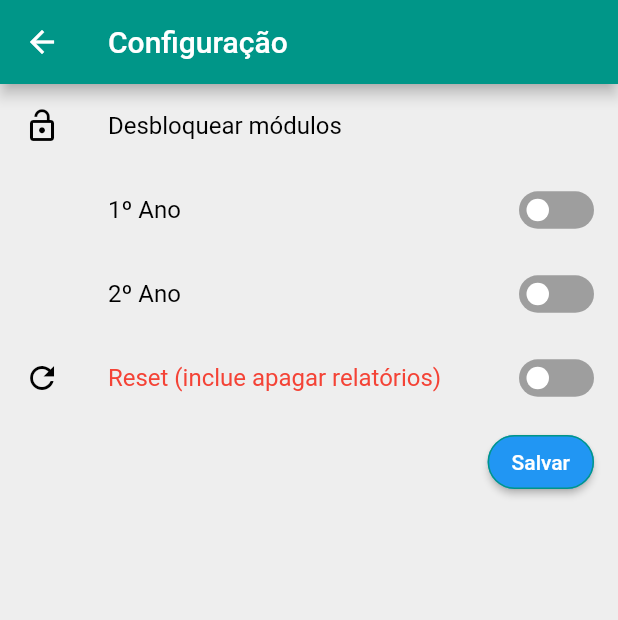
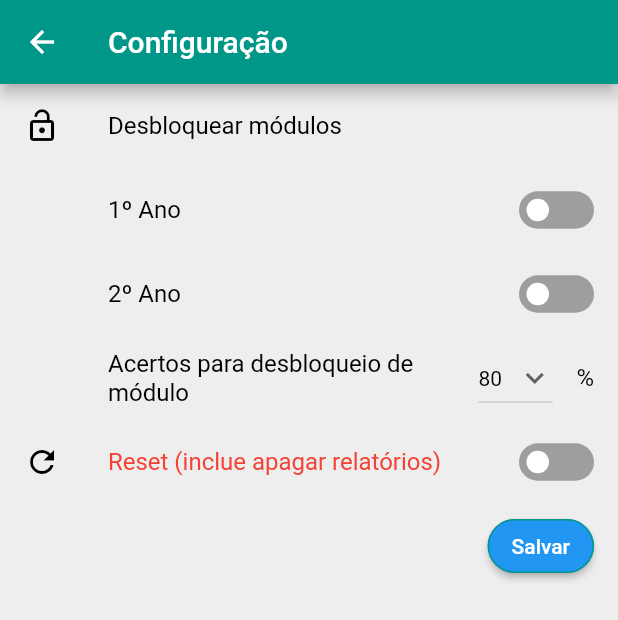
Before and after one commit to fabiochen/litera, a Flutter app: the PageSettings screen opened by its route, on a phone screen of 412 x 824 dp. Shown: the top 620 px of the screen. Run offline on Flutter 3.47's test engine with Material 2 defaults, Android fonts, the phone set to English and light mode, and no system bars; drawn by our look-alikes of flutter_switch; our stand-ins replace animated_text_kit, audioplayers, flutter_phoenix, google_mobile_ads, package_info_plus, percent_indicator and 2 more; accounts and stored records are empty; network calls fail.

Commit message:
v1.2.0+5 - make code null-safety compliant - remove pageHome from inheritance - fix module args/parameters - implement unlock percentage - show correct count/percentage

```diff
--- a/lib/pageHome.dart
+++ b/lib/pageHome.dart
@@ -105,7 +105,6 @@ class _PageHomeState<T extends PageHome> extends State<T> {
     );
   }
 
-  @override
   Widget getMainTile() {
     return Column(
       mainAxisAlignment: MainAxisAlignment.spaceEvenly,
--- a/lib/pageSettings.dart
+++ b/lib/pageSettings.dart
@@ -15,6 +15,26 @@ class _PageSettingsState extends BaseModuleState<PageSettings> {
   bool resetApp = false;
   bool isUnlockModulesYear1 = false;
   bool isUnlockModulesYear2 = false;
+  List<DropdownMenuItem<String>> listPercentUnlock = [
+    DropdownMenuItem(
+        value: "0",
+        child: Text("0")),
+    DropdownMenuItem(
+        value: "20",
+        child: Text("20")),
+    DropdownMenuItem(
+        value: "40",
+        child: Text("40")),
+    DropdownMenuItem(
+        value: "60",
+        child: Text("60")),
+    DropdownMenuItem(
+          value: "80",
+      child: Text("80")),
+    DropdownMenuItem(
+        value: "100",
+        child: Text("100")),
+  ];
 
   Widget build(BuildContext context) {
     return Scaffold(
@@ -124,6 +144,48 @@ class _PageSettingsState extends BaseModuleState<PageSettings> {
                 ),
               ),  // ano 2
               ListTile(
+                leading: Icon(null),
+                title: Padding(
+                  padding: const EdgeInsets.all(0.0),
+                  child: Row(
+                    mainAxisAlignment: MainAxisAlignment.spaceBetween,
+                    mainAxisSize: MainAxisSize.min,
+                    children: [
+                      Expanded(
+                        flex: 5,
+                          child: Text(
+                        "Acertos para desbloqueio de módulo",
+                        style: TextStyle(
+                            color: Colors.black
+                        ),
+                      )),
+                      Flexible(
+                          child: DropdownButton<String>(
+                        dropdownColor: Colors.white,
+                        isExpanded: true,
+                        value: percentUnlock,
+                        icon: const Icon(Icons.keyboard_arrow_down),
+                        iconSize: 24,
+                        elevation: 16,
+                        style: const TextStyle(color: Colors.black),
+                        onChanged: (String? newValue) {
+                          setState(() {
+                            percentUnlock = newValue!;
+                          });
+                        },
+                        items: listPercentUnlock,
+                      )),
+                      Text(
+                        "    %",
+                        style: TextStyle(
+                            color: Colors.black
+                        ),
+                      ),
+                    ],
+                  ),
+                ),
+              ),  // percent
+              ListTile(
                 leading: Icon(
                   IconData(58837, fontFamily: 'LiteraIcons'),
                   color: Colors.black,
@@ -150,7 +212,7 @@ class _PageSettingsState extends BaseModuleState<PageSettings> {
                     },
                   ),
                 ),
-              ),
+              ),  // reset
               ListTile(
                 trailing: ElevatedButton(
                     onPressed: () => saveSettings(),
@@ -168,7 +230,7 @@ class _PageSettingsState extends BaseModuleState<PageSettings> {
                         )
                     )
                 ),
-              ), // save button
+              ),  // save button
             ],
           ),
         ),
@@ -182,6 +244,7 @@ class _PageSettingsState extends BaseModuleState<PageSettings> {
       await clearSettings('unlockModuleIndex');
       prefs.setInt('expandedId',1);
     }
+    prefs.setString('percentUnlock',percentUnlock);
     Phoenix.rebirth(context);
   }
 
--- a/lib/pageYear.dart
+++ b/lib/pageYear.dart
@@ -9,7 +9,7 @@ import 'package:animated_text_kit/animated_text_kit.dart';
 
 class PageYear extends BaseModule {
 
-  Year year;
+  final Year year;
 
   PageYear(this.year);
 
@@ -35,7 +35,6 @@ class _PageYearState extends BaseModuleState<PageYear> {
     bannerAd.load();
   }
 
-  @override
   PreferredSizeWidget getAppBar() {
     return AppBar(
       backgroundColor: appBarColor,
--- a/lib/report.dart
+++ b/lib/report.dart
@@ -32,9 +32,7 @@ class BaseReportState<T extends Report> extends BaseModuleState<T> {
                         color: Colors.grey[800],
                         thickness: 2,
                       ),
-                  itemCount: listProcess == null
-                      ? 0
-                      : listProcess.length,
+                  itemCount: listProcess.length,
                   itemBuilder: (BuildContext context, int index) {
                     wordMain = listProcess[index] as Word;
                     String keyCorrect = 'reports-$yearIndex-$subjectIndex-$modulePos-' + wordMain.id.toString() + '-correct';
@@ -70,7 +68,6 @@ class BaseReportState<T extends Report> extends BaseModuleState<T> {
                                     center: Text((correctCount/totalCount*100).round().toString() + '%'),
                                     progressColor: Colors.green,
                                     backgroundColor: Colors.black,
-                                    linearStrokeCap: LinearStrokeCap.butt,
                                   ),
                                   LinearPercentIndicator(
                                     lineHeight: 15.0,
@@ -80,7 +77,6 @@ class BaseReportState<T extends Report> extends BaseModuleState<T> {
                                     center: Text((wrongCount/totalCount*100).round().toString() + '%'),
                                     progressColor: Colors.red,
                                     backgroundColor: Colors.black,
-                                    linearStrokeCap: LinearStrokeCap.butt,
                                   ),
                                 ],
                               ),
```
Also changed, not shown: assets/words.json (+14 -7 lines), lib/baseMatchCharacter.dart (+8 -9 lines), lib/baseModule.dart (+35 -7 lines), lib/globals.dart (+7 -7 lines).
